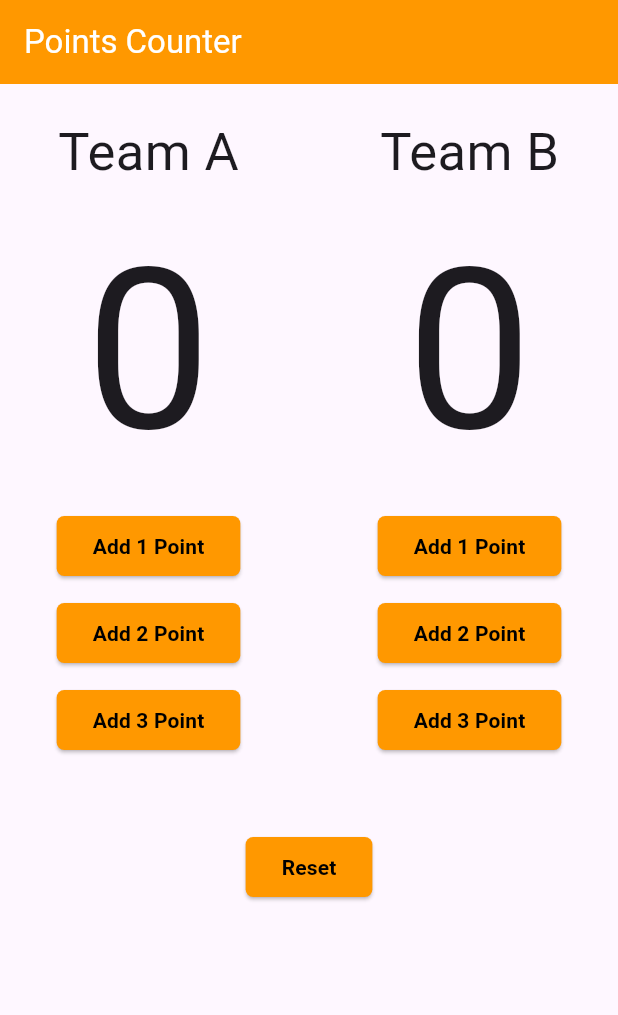
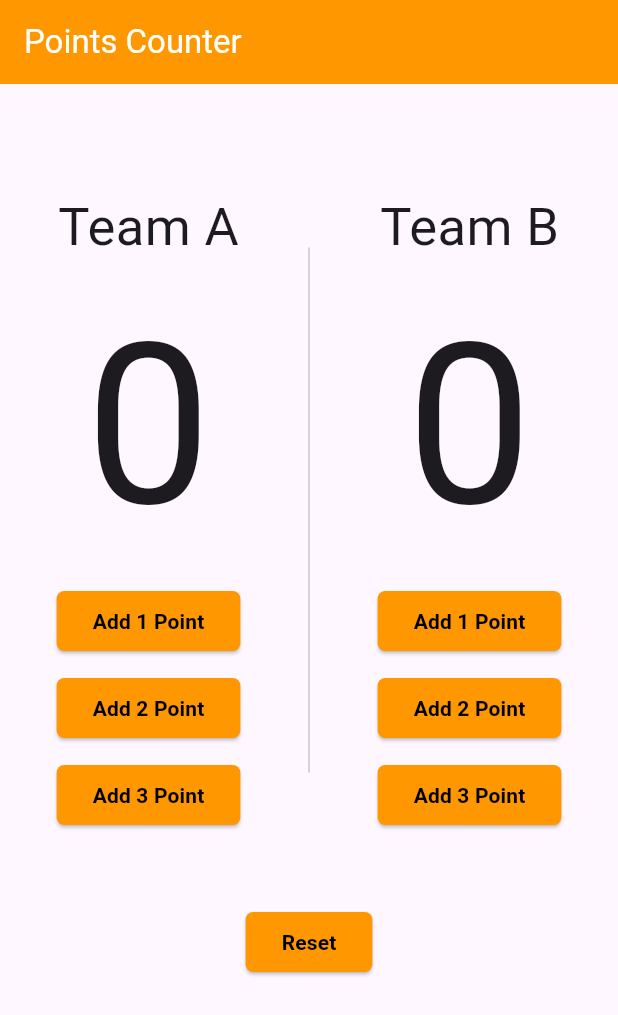
Before and after one commit to asem-kurd/learn_flutter_projects, a Flutter app: the screen it shows after launch, on a phone screen of 412 x 824 dp. Shown: the top 1015 px of the screen. Run offline on Flutter 3.47's test engine with Material 3 defaults, Android fonts, the phone set to English and light mode, and no system bars.

Commit message:
Finish UI for the BasketballCounterApp

```diff
--- a/lib/main.dart
+++ b/lib/main.dart
@@ -19,7 +19,7 @@ class BasketballCounterApp extends StatelessWidget {
         ),
         body: Column(
           children: [
-            const Padding(padding: EdgeInsets.only(top: 20)),
+            const Padding(padding: EdgeInsets.only(top: 70)),
             Row(
               mainAxisAlignment: MainAxisAlignment.spaceEvenly,
               children: [
@@ -88,7 +88,7 @@ class BasketballCounterApp extends StatelessWidget {
                     ),
                   ],
                 ),
-                const VerticalDivider(),
+                SizedBox(height: 350, child: const VerticalDivider()),
                 Column(
                   children: [
                     const Text(
```
